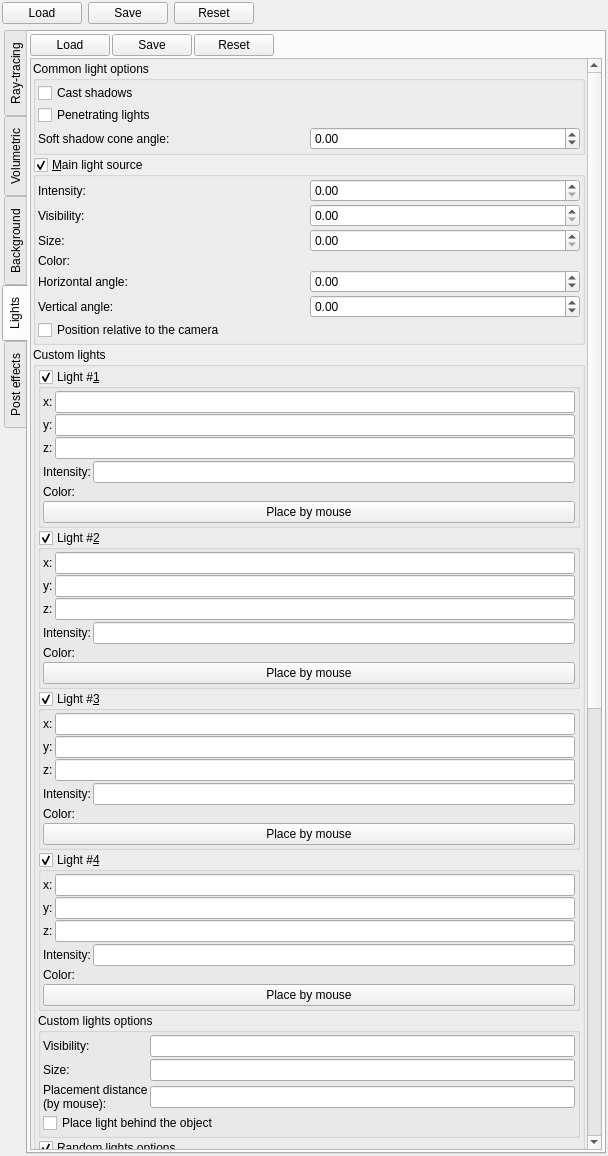
buddhi1980/mandelbulber2, file mandelbulber2/qt/dock_effects.ui: the form before one commit.
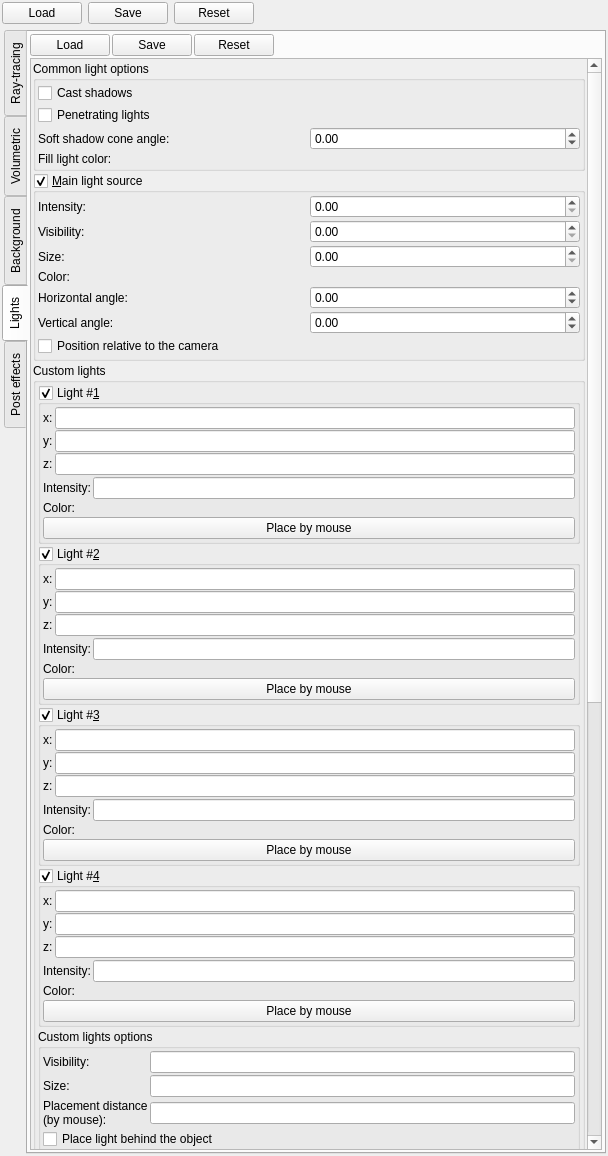
The form after the commit. The open tabs and pages were chosen to show the change. Icons and pictures are not drawn. Custom widgets are drawn as their Qt base class.

Commit message: Added fill light (0-order ambient occlusion)

```diff
--- a/mandelbulber2/qt/dock_effects.ui
+++ b/mandelbulber2/qt/dock_effects.ui
@@ -2730,9 +2730,9 @@
           <property name="geometry">
            <rect>
             <x>0</x>
-            <y>-785</y>
+            <y>0</y>
             <width>551</width>
-            <height>1863</height>
+            <height>1885</height>
            </rect>
           </property>
           <layout class="QVBoxLayout" name="verticalLayout_41">
@@ -2853,6 +2853,23 @@
                   </property>
                  </widget>
                 </item>
+                <item row="1" column="0">
+                 <widget class="QLabel" name="label">
+                  <property name="text">
+                   <string>Fill light color:</string>
+                  </property>
+                 </widget>
+                </item>
+                <item row="1" column="1">
+                 <widget class="MyColorButton" name="colorButton_fill_light_color" native="true">
+                  <property name="toolTip">
+                   <string>&lt;html&gt;&lt;head/&gt;&lt;body&gt;&lt;p&gt;Color of light source&lt;/p&gt;&lt;/body&gt;&lt;/html&gt;</string>
+                  </property>
+                  <property name="text" stdset="0">
+                   <string>PushButton</string>
+                  </property>
+                 </widget>
+                </item>
                </layout>
               </item>
              </layout>
```
Left out of the diff: 18 changed lines with no effect on the pictures. The commit also changes 9 other files.
